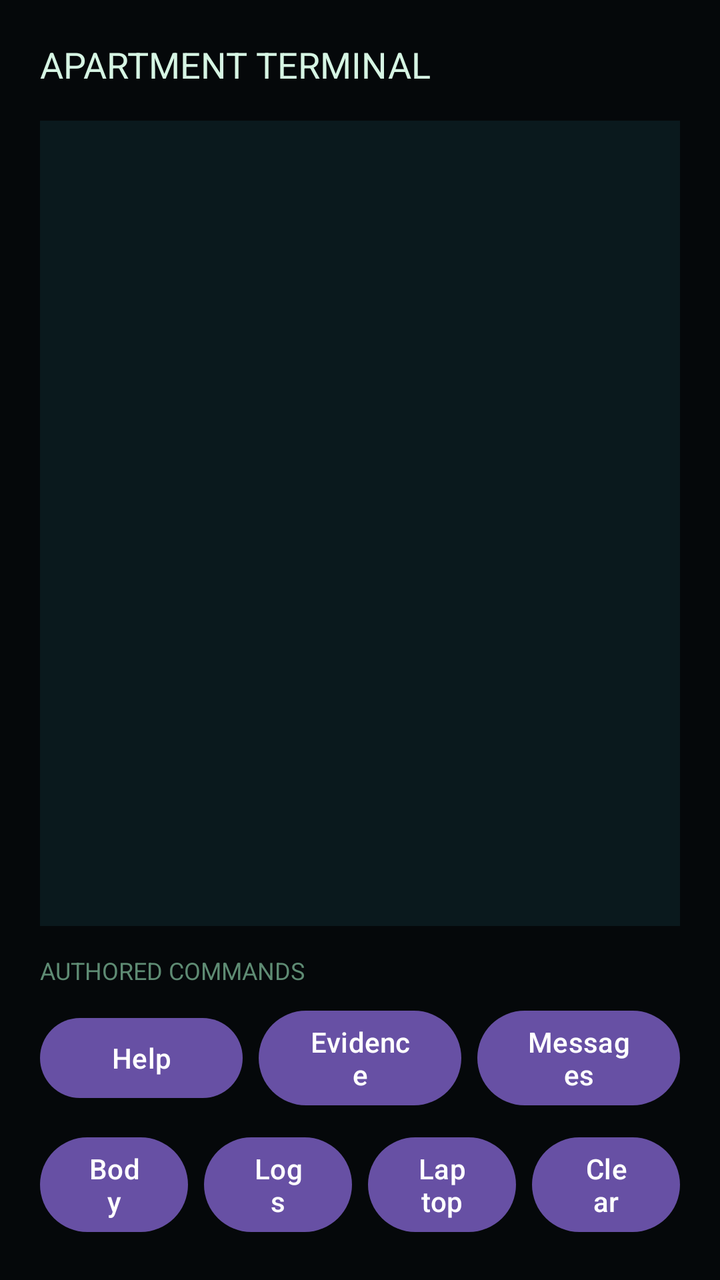
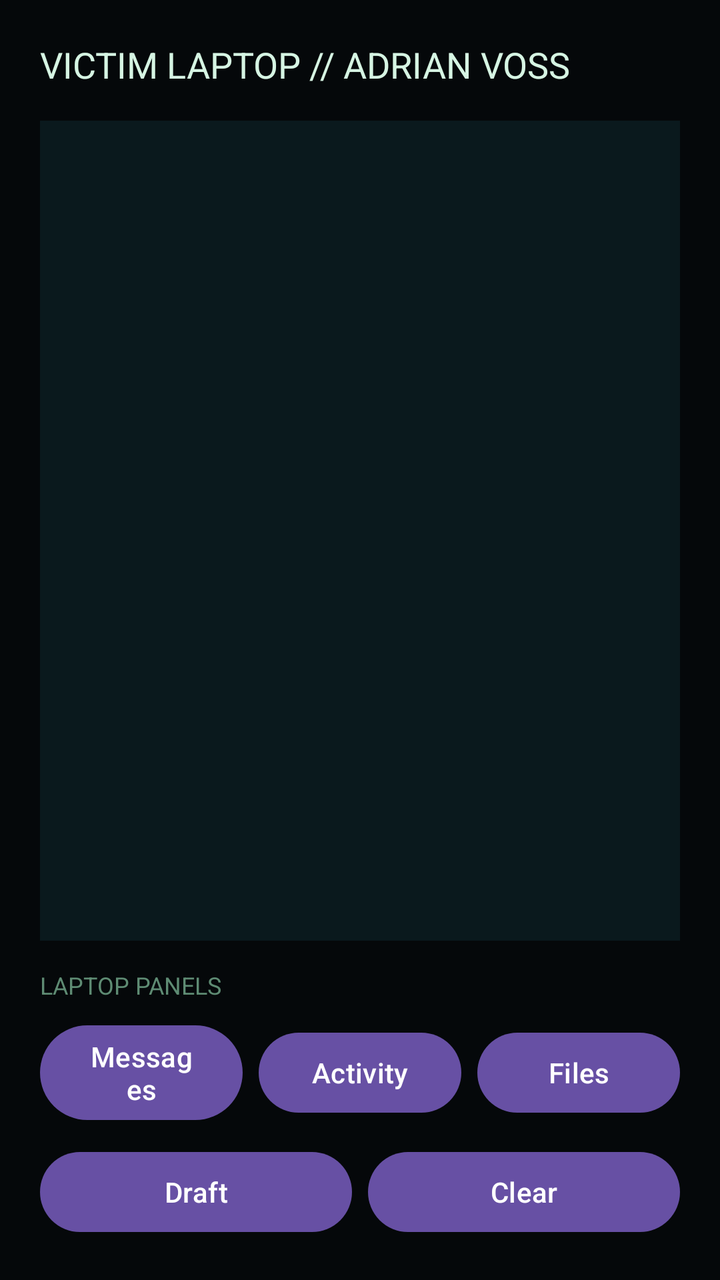

Before-and-after screenshots of an Android layout around one commit, followed by the original layout XML and the change that was made.
<!-- AndroidManifest.xml: application theme Theme.TraceRoute -->
<!-- res/layout/fragment_terminal.xml -->
<?xml version="1.0" encoding="utf-8"?>
<LinearLayout xmlns:android="http://schemas.android.com/apk/res/android"
    android:id="@+id/terminal_root"
    android:layout_width="match_parent"
    android:layout_height="wrap_content"
    android:background="#05080A"
    android:minHeight="360dp"
    android:orientation="vertical"
    android:padding="20dp">

    <TextView
        android:id="@+id/terminal_title"
        android:layout_width="match_parent"
        android:layout_height="wrap_content"
        android:text="APARTMENT TERMINAL"
        android:textColor="#D6F5E3"
        android:textSize="18sp" />

    <ScrollView
        android:id="@+id/terminal_scroll"
        android:layout_width="match_parent"
        android:layout_height="0dp"
        android:layout_marginTop="16dp"
        android:layout_weight="1"
        android:background="#0A191D"
        android:padding="12dp">

        <TextView
            android:id="@+id/terminal_output"
            android:layout_width="match_parent"
            android:layout_height="wrap_content"
            android:textColor="#9FD8B4"
            android:textSize="14sp" />

    </ScrollView>

    <TextView
        android:id="@+id/terminal_command_label"
        android:layout_width="match_parent"
        android:layout_height="wrap_content"
        android:layout_marginTop="14dp"
        android:text="AUTHORED COMMANDS"
        android:textColor="#5E8B73"
        android:textSize="12sp" />

    <LinearLayout
        android:id="@+id/terminal_command_row_one"
        android:layout_width="match_parent"
        android:layout_height="wrap_content"
        android:layout_marginTop="8dp"
        android:gravity="center_vertical"
        android:orientation="horizontal">

        <Button
            android:id="@+id/terminal_command_help"
            android:layout_width="0dp"
            android:layout_height="wrap_content"
            android:layout_weight="1"
            android:text="Help" />

        <Button
            android:id="@+id/terminal_command_evidence"
            android:layout_width="0dp"
            android:layout_height="wrap_content"
            android:layout_marginStart="8dp"
            android:layout_weight="1"
            android:text="Evidence" />

        <Button
            android:id="@+id/terminal_command_messages"
            android:layout_width="0dp"
            android:layout_height="wrap_content"
            android:layout_marginStart="8dp"
            android:layout_weight="1"
            android:text="Messages" />

    </LinearLayout>

    <LinearLayout
        android:id="@+id/terminal_command_row_two"
        android:layout_width="match_parent"
        android:layout_height="wrap_content"
        android:layout_marginTop="8dp"
        android:gravity="center_vertical"
        android:orientation="horizontal">

        <Button
            android:id="@+id/terminal_command_body"
            android:layout_width="0dp"
            android:layout_height="wrap_content"
            android:layout_weight="1"
            android:text="Body" />

        <Button
            android:id="@+id/terminal_command_logs"
            android:layout_width="0dp"
            android:layout_height="wrap_content"
            android:layout_marginStart="8dp"
            android:layout_weight="1"
            android:text="Logs" />

        <Button
            android:id="@+id/terminal_command_laptop"
            android:layout_width="0dp"
            android:layout_height="wrap_content"
            android:layout_marginStart="8dp"
            android:layout_weight="1"
            android:text="Laptop" />

        <Button
            android:id="@+id/terminal_command_clear"
            android:layout_width="0dp"
            android:layout_height="wrap_content"
            android:layout_marginStart="8dp"
            android:layout_weight="1"
            android:text="Clear" />

    </LinearLayout>

</LinearLayout>
<!-- resources referenced by this layout -->
<resources>
  <style name="Theme.TraceRoute" parent="Base.Theme.TraceRoute" />
  <style name="Base.Theme.TraceRoute" parent="Theme.Material3.DayNight.NoActionBar">
          
          
      </style>
</resources>

<!-- the commit's change to res/layout/fragment_terminal.xml (unified diff, before → after) -->
@@ -12,7 +12,7 @@
         android:id="@+id/terminal_title"
         android:layout_width="match_parent"
         android:layout_height="wrap_content"
-        android:text="APARTMENT TERMINAL"
+        android:text="VICTIM LAPTOP // ADRIAN VOSS"
         android:textColor="#D6F5E3"
         android:textSize="18sp" />
 
@@ -39,7 +39,7 @@
         android:layout_width="match_parent"
         android:layout_height="wrap_content"
         android:layout_marginTop="14dp"
-        android:text="AUTHORED COMMANDS"
+        android:text="LAPTOP PANELS"
         android:textColor="#5E8B73"
         android:textSize="12sp" />
 
@@ -52,27 +52,27 @@
         android:orientation="horizontal">
 
         <Button
-            android:id="@+id/terminal_command_help"
+            android:id="@+id/terminal_command_messages"
             android:layout_width="0dp"
             android:layout_height="wrap_content"
             android:layout_weight="1"
-            android:text="Help" />
+            android:text="Messages" />
 
         <Button
-            android:id="@+id/terminal_command_evidence"
+            android:id="@+id/terminal_command_laptop"
             android:layout_width="0dp"
             android:layout_height="wrap_content"
             android:layout_marginStart="8dp"
             android:layout_weight="1"
-            android:text="Evidence" />
+            android:text="Activity" />
 
         <Button
-            android:id="@+id/terminal_command_messages"
+            android:id="@+id/terminal_command_files"
             android:layout_width="0dp"
             android:layout_height="wrap_content"
             android:layout_marginStart="8dp"
             android:layout_weight="1"
-            android:text="Messages" />
+            android:text="Files" />
 
     </LinearLayout>
 
@@ -85,27 +85,11 @@
         android:orientation="horizontal">
 
         <Button
-            android:id="@+id/terminal_command_body"
+            android:id="@+id/terminal_command_draft"
             android:layout_width="0dp"
             android:layout_height="wrap_content"
             android:layout_weight="1"
-            android:text="Body" />
-
-        <Button
-            android:id="@+id/terminal_command_logs"
-            android:layout_width="0dp"
-            android:layout_height="wrap_content"
-            android:layout_marginStart="8dp"
-            android:layout_weight="1"
-            android:text="Logs" />
-
-        <Button
-            android:id="@+id/terminal_command_laptop"
-            android:layout_width="0dp"
-            android:layout_height="wrap_content"
-            android:layout_marginStart="8dp"
-            android:layout_weight="1"
-            android:text="Laptop" />
+            android:text="Draft" />
 
         <Button
             android:id="@+id/terminal_command_clear"
